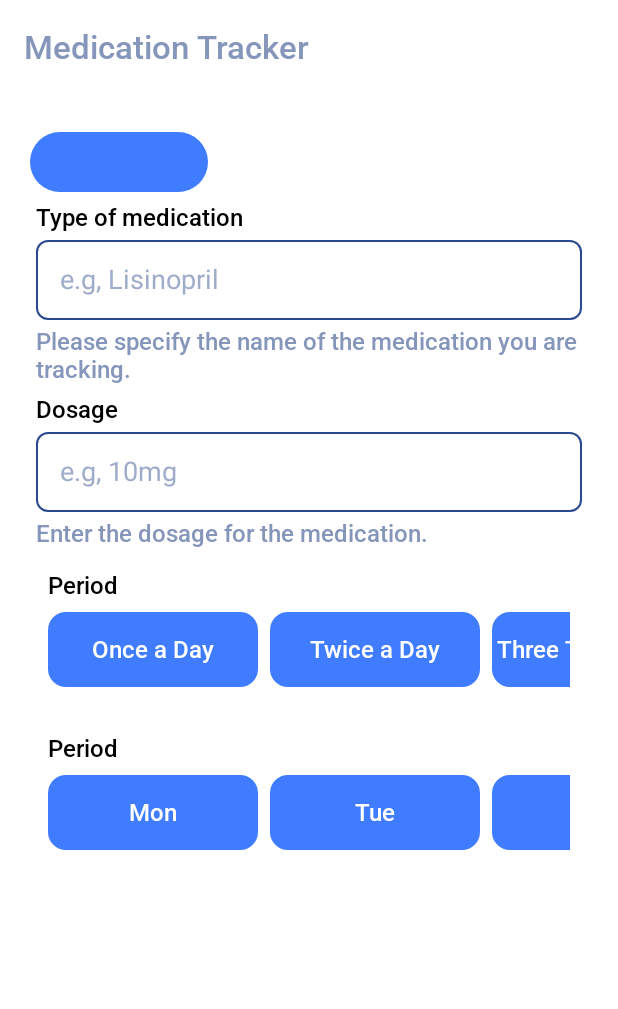
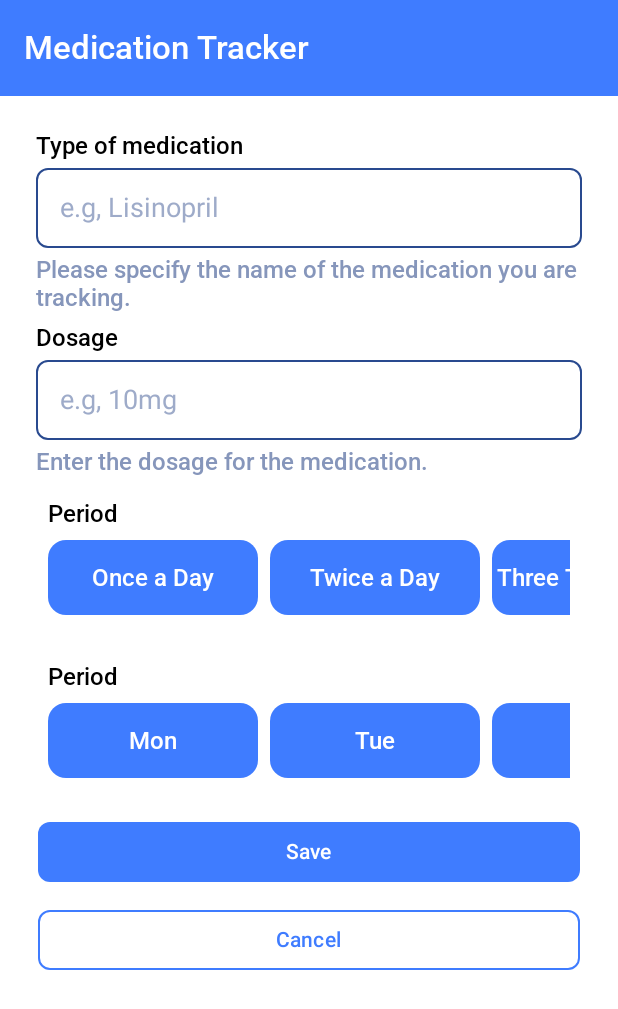
Before and after one commit to Xamiko/MediTrack, an Android app built with Jetpack Compose: the AddMedicationScreen screen opened through its navigation route, on a phone screen of 412 x 824 dp. Shown: the top 1009 px of the screen. Run offline under Robolectric (Android 15) with nearby library versions, the phone set to English and light mode, and no system bars; our stand-ins replace Dagger/Hilt's generated code, Room's generated code.

```diff
--- a/app/src/main/java/com/medi/meditrack/database/local/Medication.kt
+++ b/app/src/main/java/com/medi/meditrack/database/local/Medication.kt
@@ -7,6 +7,7 @@ import androidx.room.PrimaryKey
 @Entity(tableName = "medications")
 data class Medication(
     @PrimaryKey(autoGenerate = true) val id: Int = 0,
+    //TODO: Add more fields as necessary (period, start date, end date)
     val name: String,
     val dosage: String,
     val frequency: String
--- a/app/src/main/java/com/medi/meditrack/database/local/MedicationDao.kt
+++ b/app/src/main/java/com/medi/meditrack/database/local/MedicationDao.kt
@@ -1,14 +1,24 @@
 package com.medi.meditrack.database.local
 
 import androidx.room.Dao
+import androidx.room.Delete
 import androidx.room.Insert
 import androidx.room.Query
+import kotlinx.coroutines.flow.Flow
 
 @Dao
 interface MedicationDao {
+    //flow is cold, no started  until collected
+    @Query("SELECT * FROM medications")
+    fun getAllMedicationsFlow(): Flow<List<Medication>>
+
     @Insert
     suspend fun insertMedication(medication: Medication)
 
-    @Query("SELECT * FROM medications")
-    suspend fun getAllMedications(): List<Medication>
+    @Delete
+    suspend fun deleteMedication(medication: Medication)
+
+   // @Query("SELECT * FROM medications")
+   // suspend fun getAllMedications(): List<Medication>
+
 }
--- a/app/src/main/java/com/medi/meditrack/database/repository/MedicationRepository.kt
+++ b/app/src/main/java/com/medi/meditrack/database/repository/MedicationRepository.kt
@@ -2,15 +2,24 @@ package com.medi.meditrack.database.repository
 
 import com.medi.meditrack.database.local.Medication
 import com.medi.meditrack.database.local.MedicationDao
+import kotlinx.coroutines.flow.Flow
 import javax.inject.Inject
 
-class MedicationRepository @Inject constructor(private val dao: MedicationDao) {
+class MedicationRepository @Inject constructor(
+    private val dao: MedicationDao
+) {
+    //Auto-updated Flow of medications for any changes
+    fun getAllMedicationsFlow(): Flow<List<Medication>> = dao.getAllMedicationsFlow()
 
     suspend fun insertMedication(medication: Medication) {
         dao.insertMedication(medication)
     }
 
-    suspend fun getAllMedications(): List<Medication> {
-        return dao.getAllMedications()
+    suspend fun deleteMedication(medication: Medication) {
+        dao.deleteMedication(medication)
     }
-}
+
+    //suspend fun getAllMedications(): List<Medication> {
+    //    return dao.getAllMedications()
+    //}
+  }
--- a/app/src/main/java/com/medi/meditrack/navigation/Navigation.kt
+++ b/app/src/main/java/com/medi/meditrack/navigation/Navigation.kt
@@ -1,30 +1,71 @@
 package com.medi.meditrack.navigation
 
+import androidx.compose.foundation.layout.padding
+import androidx.compose.material.icons.Icons
+import androidx.compose.material.icons.filled.Home
+import androidx.compose.material3.Icon
+import androidx.compose.material3.NavigationBar
+import androidx.compose.material3.NavigationBarItem
+import androidx.compose.material3.Scaffold
+import androidx.compose.material3.Text
 import androidx.compose.runtime.Composable
+import androidx.compose.ui.Modifier
+import androidx.compose.runtime.getValue
 import androidx.navigation.compose.NavHost
 import androidx.navigation.compose.composable
+import androidx.navigation.compose.currentBackStackEntryAsState
 import androidx.navigation.compose.rememberNavController
 import com.medi.meditrack.navigation.Screen.AddMedicationScreen
+import com.medi.meditrack.navigation.Screen.SettingScreen
 import com.medi.meditrack.screen.AddMedicationScreen
+import com.medi.meditrack.screen.HomeScreen
+import com.medi.meditrack.screen.SettingScreen
 import com.medi.meditrack.screen.WelcomeScreen
 
 
 sealed class Screen(val string: String) {
     object WelcomeScreen: Screen("welcomeScreen")
+    object HomeScreen : Screen("homeScreen")
+    object SettingScreen : Screen("settingScreen")
     object AddMedicationScreen: Screen("addMedicationScreen")
+
 
 }
 
-
 @Composable
 fun AppNavHost() {
+
     val navController = rememberNavController()
+
+    // Describe the current route to show/hide bottom bar
+    val navBackStackEntry by navController.currentBackStackEntryAsState()
+    val currentRoute = navBackStackEntry?.destination?.route
+
+    Scaffold(
+        bottomBar = {
+            if (currentRoute in listOf<String>("homeScreen", "settingScreen")) {
+                BottomNavigationBar(
+                currentRoute = currentRoute,
+                onNavigate = { route ->
+                    navController.navigate(route) {
+                        launchSingleTop = true
+                        restoreState = true
+                        popUpTo(navController.graph.startDestinationId) {
+                            saveState = true
+                        }
+                    }
+                }
+            )
+        }
+        }
+    ) { padding ->
 
         NavHost(
             navController = navController,
-        startDestination = Screen.WelcomeScreen.string
+            startDestination = Screen.HomeScreen.string,
+            modifier = Modifier.padding(padding)
         ) {
-        composable(Screen.WelcomeScreen.string){
+            composable(Screen.WelcomeScreen.string) {
                 WelcomeScreen(
                     onNext = {
                         navController.navigate(AddMedicationScreen.string)
@@ -34,10 +75,46 @@ fun AppNavHost() {
 
             composable(AddMedicationScreen.string) {
                 AddMedicationScreen(
-                onBack = {
-                    navController.popBackStack()
+                    onBack = { navController.popBackStack() }
+                )
+            }
+
+            composable(Screen.HomeScreen.string) {
+                HomeScreen(
+                    OnAddMedicationClick = {
+                        navController.navigate(AddMedicationScreen.string)
                     }
                 )
             }
+
+            composable(SettingScreen.string) {
+                SettingScreen()
             }
         }
+    }
+}
+
+@Composable
+fun BottomNavigationBar (
+    currentRoute: String?,
+    onNavigate: (String) -> Unit
+){
+    NavigationBar {
+
+        NavigationBarItem(
+            icon = { Icon(Icons.Filled.Home, contentDescription = "Home") },
+            label = { Text("Home") },
+            selected = currentRoute == Screen.HomeScreen.string,
+            onClick = { onNavigate(Screen.HomeScreen.string) }
+        )
+
+        NavigationBarItem(
+            icon = { Icon(Icons.Filled.Home, contentDescription = "Settings") },
+            label = { Text("Settings") },
+            selected = currentRoute == SettingScreen.string,
+            onClick = { onNavigate(SettingScreen.string) }
+        )
+
+        }
+
+    }
--- a/app/src/main/java/com/medi/meditrack/screen/AddMedicationScreen.kt
+++ b/app/src/main/java/com/medi/meditrack/screen/AddMedicationScreen.kt
@@ -7,13 +7,14 @@ import androidx.compose.foundation.clickable
 import androidx.compose.foundation.layout.Arrangement
 import androidx.compose.foundation.layout.Box
 import androidx.compose.foundation.layout.Column
-import androidx.compose.foundation.layout.Row
+import androidx.compose.foundation.layout.WindowInsets
 import androidx.compose.foundation.layout.fillMaxSize
 import androidx.compose.foundation.layout.fillMaxWidth
 import androidx.compose.foundation.layout.height
 import androidx.compose.foundation.layout.padding
 import androidx.compose.foundation.layout.width
 import androidx.compose.foundation.lazy.LazyRow
+import androidx.compose.foundation.lazy.items
 import androidx.compose.foundation.lazy.rememberLazyListState
 import androidx.compose.foundation.shape.RoundedCornerShape
 import androidx.compose.foundation.text.BasicTextField
@@ -33,45 +34,44 @@ import androidx.compose.runtime.mutableStateOf
 import androidx.compose.runtime.remember
 import androidx.compose.ui.Alignment
 import androidx.compose.ui.Modifier
+import androidx.compose.ui.graphics.Color
 import androidx.compose.ui.graphics.SolidColor
 import androidx.compose.ui.text.TextStyle
 import androidx.compose.ui.unit.dp
 import androidx.compose.ui.unit.sp
-
-import androidx.compose.foundation.lazy.items
-import androidx.compose.ui.graphics.Color
 import androidx.hilt.navigation.compose.hiltViewModel
-
-import com.medi.meditrack.screen.viewmodel.AddPillViewModel
+import com.medi.meditrack.screen.viewmodel.AddMedicationScreenViewModel
 
 @OptIn(ExperimentalMaterial3Api::class)
 @Composable
 fun AddMedicationScreen(onBack: () -> Unit) {
-    val viewModel: AddPillViewModel = hiltViewModel()
 
-
+    val viewModel: AddMedicationScreenViewModel = hiltViewModel()
     val medicationName = viewModel.medicationName
     val dosage = viewModel.dosage
     val selectedFrequency = viewModel.selectedFrequency
 
+    // DONE: connected with ViewModel (keep for reference)
+    // val selectedDaysOfWeek = viewModel.selectedDaysOfWeek
+    // val frequencyOptions = viewModel.frequencyOptions
+    // val daysOfWeek = viewModel.daysOfWeek
 
-
-    //val selectedDaysOfWeek = viewModel.selectedDaysOfWeek
-    //val frequencyOptions = viewModel.frequencyOptions
-    //val daysOfWeek = viewModel.daysOfWeek
-
+    // TODO: connect with ViewModel
     val frequencyOptions = listOf("Once a Day", "Twice a Day", "Three Times a Day", "As needed")
-
-
     val daysOfWeek = listOf("Mon", "Tue", "Wed", "Thu", "Fri", "Sat", "Sun")
-   val selectedDaysOfWeek = remember { mutableStateOf("") }
+    val selectedDaysOfWeek = remember { mutableStateOf("") }
 
 
     Scaffold(
         topBar = {
             TopAppBar(
                 title = { Text("Medication Tracker") },
-                colors = TopAppBarDefaults.topAppBarColors(containerColor = MaterialTheme.colorScheme.background),
+                windowInsets = WindowInsets(0,0,0,0),
+                //modifier = Modifier.height(40.dp),
+                colors = TopAppBarDefaults.topAppBarColors(
+                    containerColor = MaterialTheme.colorScheme.primary,
+                    titleContentColor = MaterialTheme.colorScheme.onPrimary
+                )
             )
         },
 
@@ -82,42 +82,79 @@ fun AddMedicationScreen(onBack: () -> Unit) {
                     .padding(20.dp)
                     .fillMaxSize()
             ) {
-                //icon selection
-                Button(onClick = {}) {
-                    Text(text = "Select icon", color = MaterialTheme.colorScheme.primary)
-                }
+                // TODO: icon selector Button(onClick = {}) { Text(text = "Select icon", color = MaterialTheme.colorScheme.primary)}
+
                 // medication name
                 TextField(
                     textState = medicationName,
                     label = "Type of medication",
                     placeholder = "e.g, Lisinopril",
-                    helperText = "Please specify the name of the medication you are tracking." ,
+                    helperText = "Please specify the name of the medication you are tracking.",
                 )
                 // dosage
                 TextField(
                     textState = dosage,
-                    label =  "Dosage",
+                    label = "Dosage",
                     placeholder = "e.g, 10mg",
                     helperText = "Enter the dosage for the medication."
                 )
-                FrequentLazyColumn(option = frequencyOptions, selectedItem = selectedFrequency)
-                FrequentLazyColumn(option = daysOfWeek, selectedItem = selectedDaysOfWeek)
-
-
+                FrequentLazyColumn(
+                    option = frequencyOptions, selectedItem = selectedFrequency
+                )
+                FrequentLazyColumn(
+                    option = daysOfWeek, selectedItem = selectedDaysOfWeek
+                )
+                BottomButton(onSaved = {
+                    viewModel.saveMedication()
+                    onBack()
+                }, onBack = { onBack() })
 
             }
-        }
-    )
+        })
 }
 
+@Composable
+fun BottomButton(
+    onBack: () -> Unit, onSaved: () -> Unit
+) {
+
+    Column(modifier = Modifier.fillMaxWidth()) {
+        Button(
+            modifier = Modifier
+                .padding(5.dp)
+                .fillMaxWidth(),
+            shape = RoundedCornerShape(8.dp),
+            colors = ButtonDefaults.buttonColors(
+                contentColor = MaterialTheme.colorScheme.onPrimary,
+                containerColor = MaterialTheme.colorScheme.primary
+            ),
+            onClick = { onSaved() }) {
+            Text("Save")
+
+        }
+        // TODO: Button is broken — shrinks when clicked
+        Button(
+            modifier = Modifier
+                .padding(5.dp)
+                .fillMaxWidth(),
+            shape = RoundedCornerShape(8.dp),
+            border = BorderStroke(1.dp, MaterialTheme.colorScheme.primary),
+            colors = ButtonDefaults.buttonColors(
+                contentColor = MaterialTheme.colorScheme.primary,
+                containerColor = MaterialTheme.colorScheme.onPrimary
+            ),
+
+            onClick = { onBack() }) {
+            Text(text = "Cancel")
+        }
+
+    }
+}
 
 
 @Composable
 fun TextField(
-    textState: MutableState<String>,
-    label: String,
-    placeholder: String,
-    helperText: String
+    textState: MutableState<String>, label: String, placeholder: String, helperText: String
 ) {
     Column(modifier = Modifier.padding(4.dp)) {
 
@@ -125,15 +162,15 @@ fun TextField(
             text = label,
             modifier = Modifier,
             style = MaterialTheme.typography.bodyLarge,
-            color = MaterialTheme.colorScheme.onBackground)
+            color = MaterialTheme.colorScheme.onBackground
+        )
         Box(
             modifier = Modifier
                 .fillMaxWidth()
                 .padding(0.dp)
                 .padding(0.dp, 5.dp, 0.dp, 5.dp)
                 .background(
-                    color = MaterialTheme.colorScheme.onPrimary,
-                    shape = RoundedCornerShape(4.dp)
+                    color = MaterialTheme.colorScheme.onPrimary, shape = RoundedCornerShape(4.dp)
                 )
                 .border(1.dp, MaterialTheme.colorScheme.outline, RoundedCornerShape(8.dp))
         ) {
@@ -144,68 +181,32 @@ fun TextField(
                     .fillMaxWidth()
                     .padding(16.dp),
                 textStyle = TextStyle(
-                    color = Color.Black,
-                    fontSize = 18.sp
+                    color = Color.Black, fontSize = 18.sp
                 ),
                 cursorBrush = SolidColor(MaterialTheme.colorScheme.primary)
             )
             if (textState.value.isEmpty()) {
                 Text(
-                    text = placeholder,
-                    style = TextStyle(
+                    text = placeholder, style = TextStyle(
                         color = MaterialTheme.colorScheme.onSurface.copy(alpha = 0.8f),
                         fontSize = 18.sp
-                    ),
-                    modifier = Modifier
-                        .padding(start = 16.dp, top = 16.dp)
+                    ), modifier = Modifier.padding(start = 16.dp, top = 16.dp)
                 )
             }
         }
-        Text(modifier = Modifier, style = MaterialTheme.typography.bodyLarge, text = helperText, color = MaterialTheme.colorScheme.onSurface)
-    }
-}
-@Composable
-fun BottomButton(
-    onBack: () -> Unit
-) {
-
-    Row(modifier = Modifier.fillMaxWidth()) {
-        Button(
-            modifier = Modifier
-                .weight(1f)
-                .padding(12.dp, 0.dp, 4.dp, 0.dp),
-            shape = RoundedCornerShape(8.dp),
-            border = BorderStroke(2.dp, MaterialTheme.colorScheme.onBackground),
-            colors = ButtonDefaults.buttonColors(
-                containerColor = MaterialTheme.colorScheme.background,
-                contentColor = MaterialTheme.colorScheme.onBackground
-            ),
-            onClick = { /**/ }) {
-            Text(text = "Cancel")
-        }
-
-        Button(
-            modifier = Modifier
-                .weight(1f)
-                .padding(4.dp, 0.dp, 12.dp, 0.dp),
-            shape = RoundedCornerShape(8.dp),
-            border = BorderStroke(2.dp, MaterialTheme.colorScheme.onBackground),
-            colors = ButtonDefaults.buttonColors(
-                containerColor = MaterialTheme.colorScheme.onBackground,
-                contentColor = MaterialTheme.colorScheme.background
-            ),
-            onClick = { /**/ }) {
-            Text("Save")
-        }
+        Text(
+            modifier = Modifier,
+            style = MaterialTheme.typography.bodyLarge,
+            text = helperText,
+            color = MaterialTheme.colorScheme.onSurface
+        )
     }
 }
 
 
-
 @Composable
 fun FrequentLazyColumn(
-    option: List<String>,
-    selectedItem: MutableState<String>
+    option: List<String>, selectedItem: MutableState<String>
 ) {
     val listState = rememberLazyListState()
 
@@ -228,22 +229,17 @@ fun FrequentLazyColumn(
                     modifier = Modifier
                         .height(50.dp)
                         .width(140.dp)
-                        .clickable { selectedItem.value = item },
-                    colors = CardDefaults.cardColors(
-                        containerColor = if (selectedItem.value == item)
-                            MaterialTheme.colorScheme.tertiary // selected
-                        else
-                            MaterialTheme.colorScheme.primary  // default state
+                        .clickable { selectedItem.value = item }, colors = CardDefaults.cardColors(
+                        containerColor = if (selectedItem.value == item) MaterialTheme.colorScheme.tertiary // selected
+                        else MaterialTheme.colorScheme.primary  // default state
                     )
                 ) {
                     Box(
-                        modifier = Modifier.fillMaxSize(),
-                        contentAlignment = Alignment.Center
+                        modifier = Modifier.fillMaxSize(), contentAlignment = Alignment.Center
                     ) {
                         Text(
                             text = item,
-                            color = if (selectedItem.value == item)
-                                MaterialTheme.colorScheme.onPrimary
+                            color = if (selectedItem.value == item) MaterialTheme.colorScheme.onPrimary
                             else MaterialTheme.colorScheme.background
                         )
                     }
--- a/app/src/main/java/com/medi/meditrack/screen/HomeScreen.kt
+++ b/app/src/main/java/com/medi/meditrack/screen/HomeScreen.kt
@@ -1,7 +1,100 @@
 package com.medi.meditrack.screen
 
+import android.R.attr.icon
+import android.preference.PreferenceActivity
+import android.preference.PreferenceActivity.Header
+import androidx.compose.foundation.background
+import androidx.compose.foundation.layout.Box
+import androidx.compose.foundation.layout.Column
+import androidx.compose.foundation.layout.Row
+import androidx.compose.foundation.layout.Spacer
+import androidx.compose.foundation.layout.WindowInsets
+import androidx.compose.foundation.layout.fillMaxWidth
+import androidx.compose.foundation.layout.padding
+import androidx.compose.foundation.layout.size
+import androidx.compose.foundation.layout.width
+import androidx.compose.foundation.shape.RoundedCornerShape
+import androidx.compose.material.icons.Icons
+import androidx.compose.material.icons.filled.Home
+import androidx.compose.material3.AlertDialogDefaults.containerColor
+import androidx.compose.material3.Button
+import androidx.compose.material3.ButtonDefaults
+import androidx.compose.material3.ExperimentalMaterial3Api
+import androidx.compose.material3.Icon
+import androidx.compose.material3.MaterialTheme
+import androidx.compose.material3.Scaffold
+import androidx.compose.material3.Text
+import androidx.compose.material3.TopAppBar
+import androidx.compose.material3.TopAppBarDefaults
 import androidx.compose.runtime.Composable
+import androidx.compose.ui.Alignment
+import androidx.compose.ui.Modifier
+import androidx.compose.ui.graphics.Color
+import androidx.compose.ui.tooling.preview.Preview
+import androidx.compose.ui.unit.dp
+import androidx.room.util.TableInfo
+
+@OptIn(ExperimentalMaterial3Api::class)
+@Composable
+fun HomeScreen(
+    OnAddMedicationClick: () -> Unit
+) {
+    Scaffold(
+        topBar = {
+            TopAppBar(
+                title = { Text("HomeScreen") },
+                windowInsets = WindowInsets(0,0,0,0),
+                colors = TopAppBarDefaults.topAppBarColors(
+                    containerColor = MaterialTheme.colorScheme.primary,
+                    titleContentColor = MaterialTheme.colorScheme.onPrimary
+                )
+            )
+        },
+
+        content = { innerPadding ->
+            Column(modifier = Modifier.padding(innerPadding)) {
+                IconTextBox(
+                    icon = { Icon(Icons.Filled.Home, contentDescription = "Home") },
+                    text = "Home Screen"
+                )
+                Button(
+                    modifier = Modifier.padding(18.dp).fillMaxWidth(),
+                    shape = RoundedCornerShape(8.dp),
+                    colors = ButtonDefaults.buttonColors(
+                        contentColor = MaterialTheme.colorScheme.onPrimary,
+                        containerColor = MaterialTheme.colorScheme.primary
+                    ),
+                    onClick = {  OnAddMedicationClick() }) { Text("Add medications") }
+                DebugDatabaseScreen()
+            }
+
+
+        }
+    )}
+
+
 
 @Composable
-fun HomeScreen() {
+fun IconTextBox(
+    icon: @Composable () -> Unit,
+    text: String,
+    modifier: Modifier = Modifier
+) {
+    Box(
+        modifier = Modifier
+            .padding(16.dp)
+            .fillMaxWidth()
+            .background(
+                color = MaterialTheme.colorScheme.onBackground.copy(alpha = 0.1f),
+                shape = RoundedCornerShape(12.dp)
+            ).padding(16.dp)
+    )
+
+    {
+        Row(verticalAlignment = Alignment.CenterVertically) {
+            icon()
+            Spacer(modifier = Modifier.width(12.dp))
+            Text(text = text, style = MaterialTheme.typography.bodyMedium)
+        }
+    }
 }
--- a/app/src/main/java/com/medi/meditrack/screen/viewmodel/AddPillViewModel.kt
+++ b/app/src/main/java/com/medi/meditrack/screen/viewmodel/AddMedicationScreenViewModel.kt
@@ -10,7 +10,7 @@ import kotlinx.coroutines.launch
 import javax.inject.Inject
 
 @HiltViewModel
-class AddPillViewModel @Inject constructor(
+class AddMedicationScreenViewModel @Inject constructor(
     private val repository: MedicationRepository
 ) : ViewModel() {
 
@@ -22,7 +22,7 @@ class AddPillViewModel @Inject constructor(
     val frequencyOptions = listOf("Once a Day", "Twice a Day", "Three Times a Day", "As needed")
     val daysOfWeek = listOf("Mon", "Tue", "Wed", "Thu", "Fri", "Sat", "Sun")
 
-    fun saveMedication(onSaved: () -> Unit) {
+    fun saveMedication() {
         viewModelScope.launch {
             try {
                 repository.insertMedication(
@@ -32,7 +32,7 @@ class AddPillViewModel @Inject constructor(
                         frequency = selectedFrequency.value
                     )
                 )
-                onSaved()
+
             } catch (e: Exception) {
                 e.printStackTrace()
             }
```
Also changed, not shown: app/src/main/java/com/medi/meditrack/MainActivity.kt (+1 -17 lines), 1 other file. Lines whose indentation alone changed are shown as unchanged.
